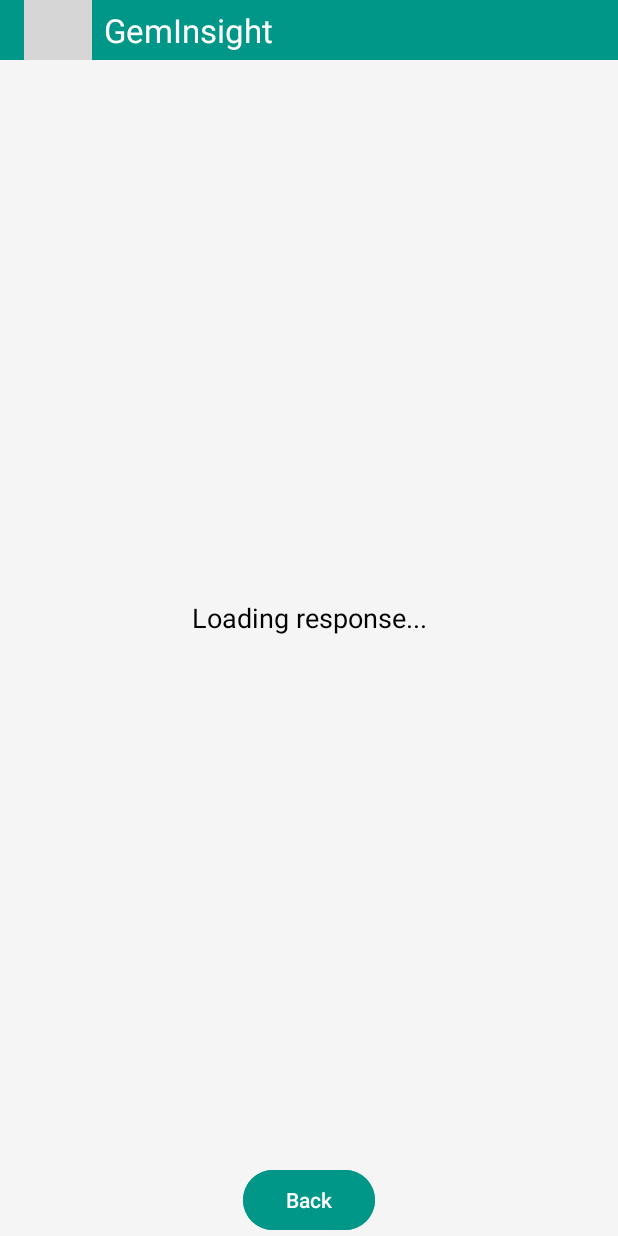
After one commit to ShivaniKolanu/geminiUnifiedReview, an Android app: the ResponseActivity screen opened directly, with no data from a screen before it, on a phone screen of 412 x 824 dp. The commit adds this screen. Run offline under Robolectric (Android 15) with nearby library versions, the phone set to English and light mode, and no system bars; grey boxes are pictures that could not be loaded.

Commit message:
Loading and Response Screens

```diff
--- /dev/null
+++ b/src/main/java/com/example/geminiunifiedreview/ResponseActivity.kt
@@ -0,0 +1,30 @@
+package com.example.geminiunifiedreview
+
+import android.content.Intent
+import android.os.Bundle
+import android.widget.Button
+import android.widget.TextView
+import androidx.appcompat.app.AppCompatActivity
+import androidx.core.content.ContextCompat
+
+class ResponseActivity : AppCompatActivity() {
+    override fun onCreate(savedInstanceState: Bundle?) {
+        window.statusBarColor = ContextCompat.getColor(this, R.color.ic_launcher_background)
+        super.onCreate(savedInstanceState)
+        setContentView(R.layout.activity_response)
+
+        val responseTextView: TextView = findViewById(R.id.responseTextView)
+        val response = intent.getStringExtra("response")
+
+        if (response != null) {
+            responseTextView.text = response
+        }
+        val backButton: Button = findViewById(R.id.backButton)
+        backButton.setOnClickListener {
+            val intent = Intent(this, MainActivity::class.java)
+            intent.flags = Intent.FLAG_ACTIVITY_CLEAR_TOP or Intent.FLAG_ACTIVITY_NEW_TASK
+            startActivity(intent)
+            finish()
+        }
+    }
+}
--- /dev/null
+++ b/src/main/res/layout/activity_response.xml
@@ -0,0 +1,73 @@
+<?xml version="1.0" encoding="utf-8"?>
+<androidx.constraintlayout.widget.ConstraintLayout xmlns:android="http://schemas.android.com/apk/res/android"
+    xmlns:app="http://schemas.android.com/apk/res-auto"
+    xmlns:tools="http://schemas.android.com/tools"
+    android:layout_width="match_parent"
+    android:layout_height="match_parent"
+    android:background="#F5F5F5"
+    tools:context=".ResponseActivity">
+
+    <!-- Container for title and icon -->
+    <LinearLayout
+        android:id="@+id/titleLayout"
+        android:layout_width="0dp"
+        android:layout_height="wrap_content"
+        android:background="#009688"
+        android:gravity="center_vertical"
+        android:orientation="horizontal"
+        android:paddingStart="16dp"
+        android:paddingEnd="16dp"
+        app:layout_constraintEnd_toEndOf="parent"
+        app:layout_constraintStart_toStartOf="parent"
+        app:layout_constraintTop_toTopOf="parent">
+
+        <!-- Icon -->
+        <ImageView
+            android:id="@+id/appIcon"
+            android:layout_width="45dp"
+            android:layout_height="40dp"
+            android:layout_marginEnd="8dp"
+            android:contentDescription="imageViewTitle"
+            android:src="@drawable/geminsight_icon"
+
+            />
+
+        <!-- Title -->
+        <TextView
+            android:id="@+id/titleTextView"
+            android:layout_width="wrap_content"
+            android:layout_height="wrap_content"
+            android:scaleType="centerCrop"
+            android:text="@string/geminsight"
+            android:textColor="#FFFFFF"
+            android:textSize="22sp" />
+
+    </LinearLayout>
+
+    <TextView
+        android:id="@+id/responseTextView"
+        android:layout_width="0dp"
+        android:layout_height="0dp"
+        android:gravity="center"
+        android:padding="16dp"
+        android:text="Loading response..."
+        android:textColor="#000000"
+        android:textColorLink="#009688"
+        android:textSize="18sp"
+        app:layout_constraintBottom_toBottomOf="parent"
+        app:layout_constraintEnd_toEndOf="parent"
+        app:layout_constraintStart_toStartOf="parent"
+        app:layout_constraintTop_toTopOf="parent" />
+
+    <Button
+        android:id="@+id/backButton"
+        android:layout_width="wrap_content"
+        android:layout_height="wrap_content"
+        android:backgroundTint="#009688"
+        android:text="Back"
+        android:textColor="#FFFFFF"
+        android:textColorLink="#009688"
+        app:layout_constraintBottom_toBottomOf="parent"
+        app:layout_constraintEnd_toEndOf="parent"
+        app:layout_constraintStart_toStartOf="parent" />
+</androidx.constraintlayout.widget.ConstraintLayout>
```
Also changed, not shown: src/main/AndroidManifest.xml (+10 -0 lines), src/main/java/com/example/geminiunifiedreview/LoadingActivity.kt (added, +23 -0 lines), src/main/java/com/example/geminiunifiedreview/MainActivity.kt (+11 -12 lines), src/main/res/layout/activity_loading.xml (added, +59 -0 lines).
